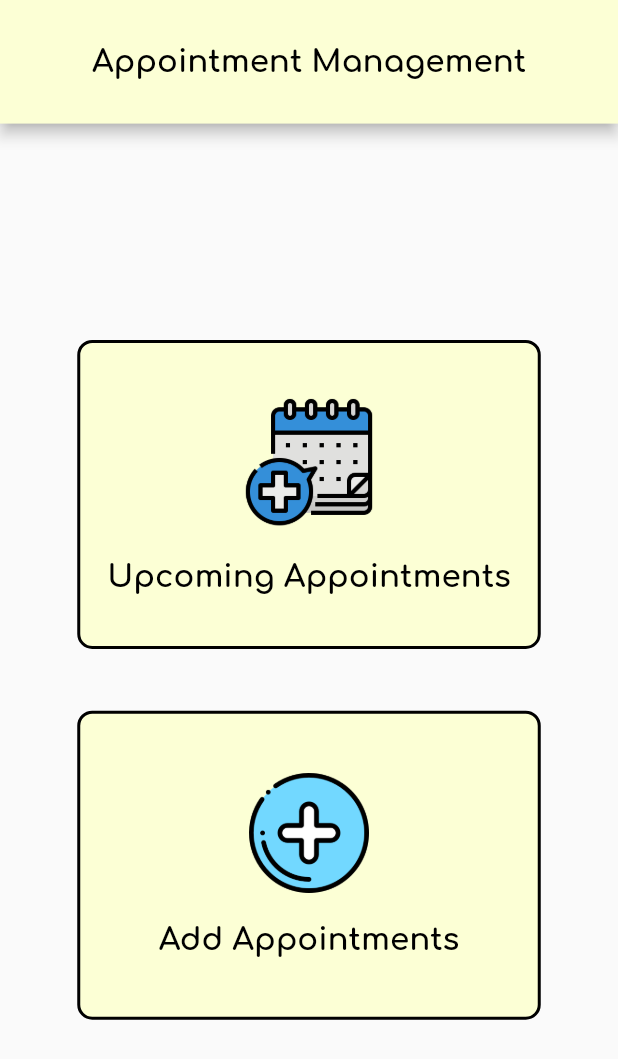
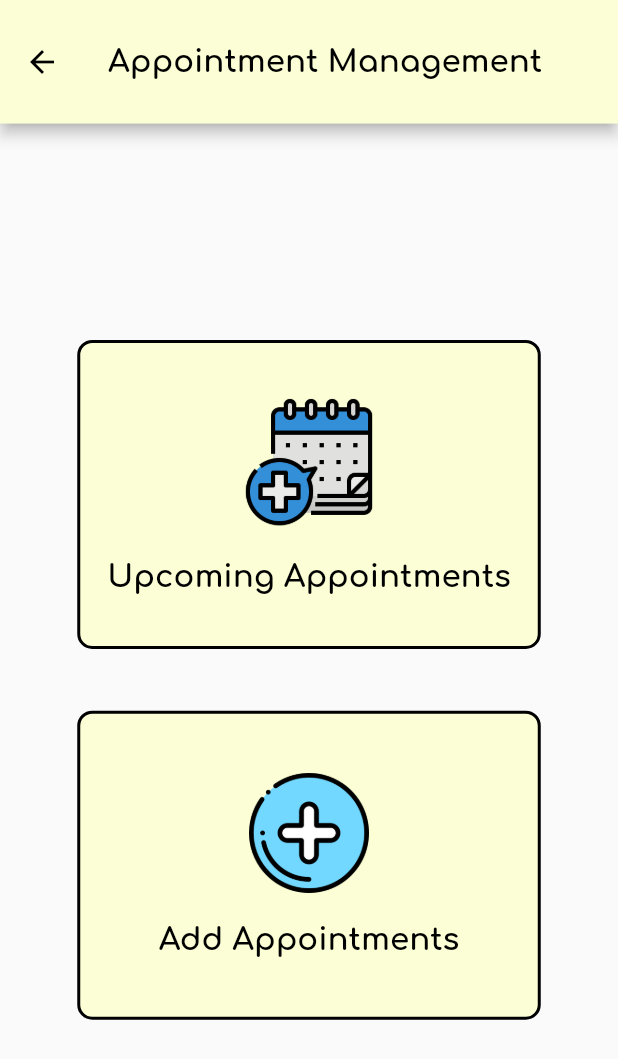
Before and after one commit to laipenghung/Bundle-Of-Joy, a Flutter app: the AppointmentMotherMain screen opened directly, on a phone screen of 412 x 824 dp. Shown: the top 1059 px of the screen. Run offline on Flutter 3.47's test engine with Material 2 defaults, Android fonts, the light colour scheme and no system bars; our stand-ins replace cloud_firestore, firebase_auth, firebase_core, flutter_local_notifications, flutter_native_timezone, flutter_signin_button and 6 more; missing offline and left inert: flare_splash_screen, flutter_facebook_login, flutter_phone_direct_caller, fluttercontactpicker; accounts and stored records are empty.

Commit message:
Everything fail

```diff
--- a/main/bundle_of_joy/lib/appointmentMother/appointmentMother_main.dart
+++ b/main/bundle_of_joy/lib/appointmentMother/appointmentMother_main.dart
@@ -24,8 +24,10 @@ class _AppointmentMotherMainState extends State<AppointmentMotherMain> {
             color: Colors.black,
           ),
         ),
-
-        automaticallyImplyLeading: false, // CENTER THE TEXT
+        iconTheme: IconThemeData(
+          color: Colors.black, //change your color here
+        ),
+        //automaticallyImplyLeading: false, // CENTER THE TEXT
         backgroundColor: Color(0xFFFCFFD5),
         centerTitle: true,
       ),
--- a/main/bundle_of_joy/lib/appointmentMother/appointmentMother_recordList.dart
+++ b/main/bundle_of_joy/lib/appointmentMother/appointmentMother_recordList.dart
@@ -33,6 +33,7 @@ class _AppointmentMotherRecordListState extends State<AppointmentMotherRecordLis
     return Scaffold(
       appBar: AppBar(
         toolbarHeight: MediaQuery.of(context).size.height * 0.1,
+
         title: Text(
           "Appointment Management",
           style: TextStyle(
@@ -42,8 +43,11 @@ class _AppointmentMotherRecordListState extends State<AppointmentMotherRecordLis
             color: Colors.black,
           ),
         ),
+        iconTheme: IconThemeData(
+          color: Colors.black, //change your color here
+        ),
 
-        automaticallyImplyLeading: false, // CENTER THE TEXT
+        //automaticallyImplyLeading: false, // CENTER THE TEXT
         backgroundColor: Color(0xFFFCFFD5),
         centerTitle: true,
       ),
```
Also changed, not shown: main/bundle_of_joy/lib/appointmentMother/appointmentMother_add_3.dart (+8 -10 lines).
